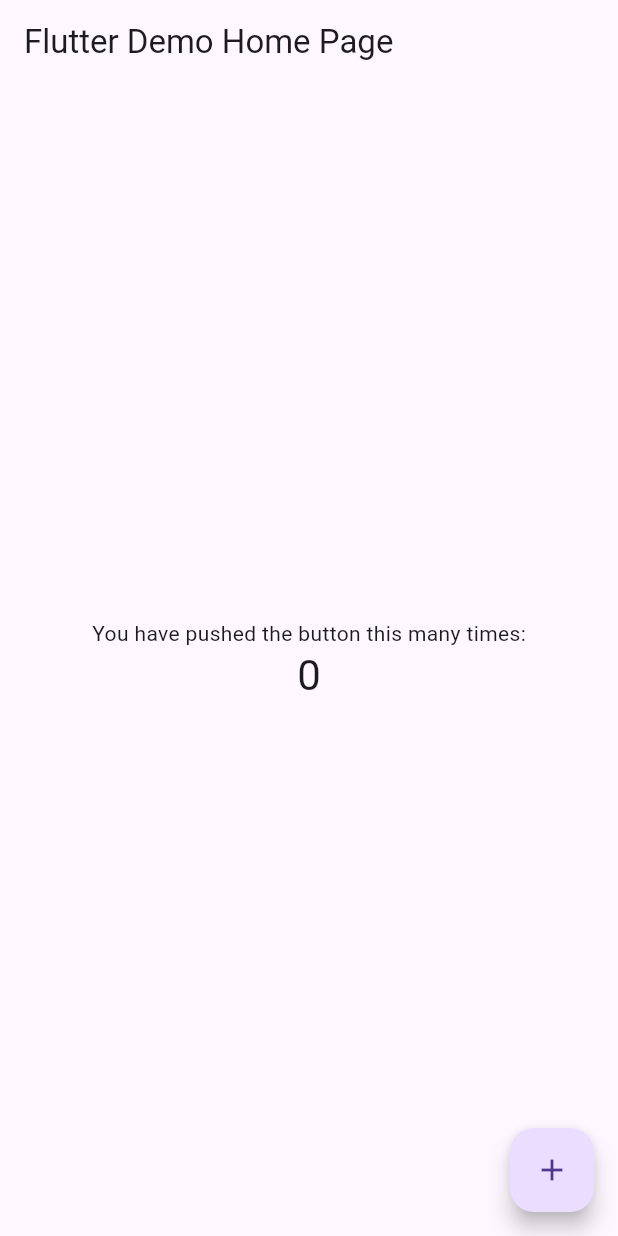
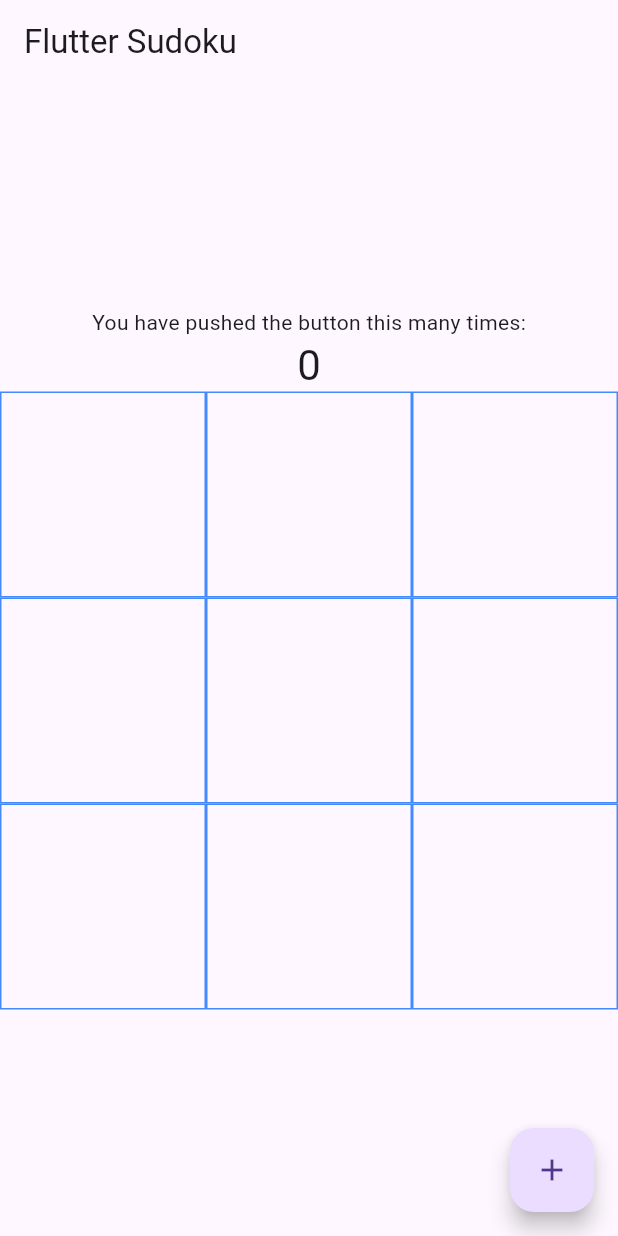
Before and after one commit to florianleca/flutter-sudoku, a Flutter app: the screen it shows after launch, on a phone screen of 412 x 824 dp. Run offline on Flutter 3.47's test engine with Material 3 defaults, Android fonts, the phone set to English and light mode, and no system bars.

Commit message:
Resolves 1

```diff
--- a/lib/game.dart
+++ b/lib/game.dart
@@ -72,6 +72,20 @@ class _GameState extends State<Game> {
               '$_counter',
               style: Theme.of(context).textTheme.headlineMedium,
             ),
+            SizedBox(
+                width: boxSize * 3,
+                height: boxSize * 3,
+                child: GridView.count(
+                  crossAxisCount: 3,
+                  children: List.generate(9, (x) {
+                    return Container(
+                      width: boxSize,
+                      height: boxSize,
+                      decoration: BoxDecoration(
+                          border: Border.all(color: Colors.blueAccent)),
+                    );
+                  }),
+                )),
           ],
         ),
       ),
--- a/lib/main.dart
+++ b/lib/main.dart
@@ -12,7 +12,7 @@ class MyApp extends StatelessWidget {
   @override
   Widget build(BuildContext context) {
     return MaterialApp(
-      title: 'Flutter Demo',
+      title: 'Flutter Sudoku',
       theme: ThemeData(
         // This is the theme of your application.
         //
@@ -25,7 +25,7 @@ class MyApp extends StatelessWidget {
         // is not restarted.
         primarySwatch: Colors.blue,
       ),
-      home: const Game(title: 'Flutter Demo Home Page'),
+      home: const Game(title: 'Flutter Sudoku'),
     );
   }
 }
```
